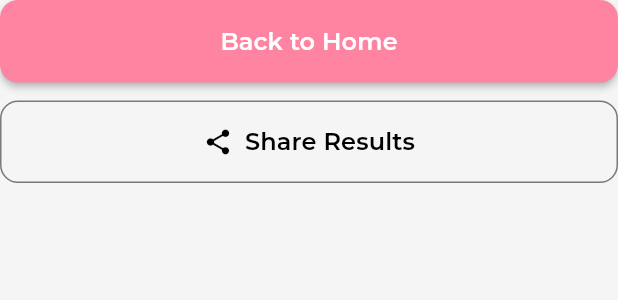
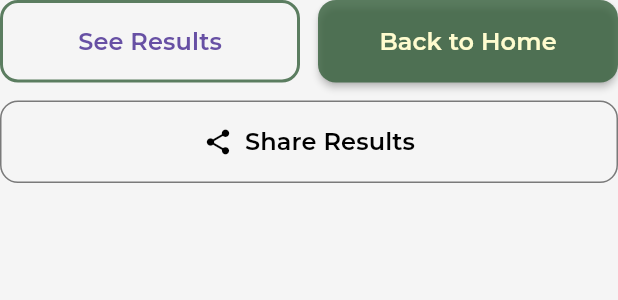
Before and after one commit to susanjong/QuizlyApp_MobileDev, a Flutter app: the _ActionButtons widget shown alone on an empty page, opened directly with empty values, on a phone screen of 412 x 824 dp. Shown: the top 300 px of the screen. Run offline on Flutter 3.47's test engine with Material 3 defaults, Android fonts, the phone set to English and light mode, and no system bars; our stand-ins replace google_fonts; project files that could hold a hidden picture were left out.

Commit message:
feat(ui): implement quiz review screen and update result screen UI

```diff
--- a/lib/screens/result_screen.dart
+++ b/lib/screens/result_screen.dart
@@ -3,6 +3,7 @@ import 'package:google_fonts/google_fonts.dart';
 import 'package:quiz_app/models/question_model.dart';
 import 'package:quiz_app/widgets/darkmode_theme.dart';
 import 'package:quiz_app/routes/app_routes.dart';
+import 'package:quiz_app/screens/quiz_review_screen.dart'; // Import screen baru
 
 class QuizResult {
   final int totalQuestions;
@@ -180,6 +181,10 @@ class ResultScreen extends StatelessWidget {
                       _ActionButtons(
                         themeProvider: themeProvider,
                         result: result,
+                        quizTitle: quizTitle,
+                        questions: questions,
+                        userAnswers: userAnswers,
+                        doubtfulQuestions: doubtfulQuestions,
                       ),
                       const SizedBox(height: 32),
                     ],
@@ -406,24 +411,71 @@ class _StatCard extends StatelessWidget {
 class _ActionButtons extends StatelessWidget {
   final ThemeProvider themeProvider;
   final QuizResult result;
+  final String quizTitle;
+  final List<Question> questions;
+  final Map<int, String> userAnswers;
+  final Set<int> doubtfulQuestions;
 
   const _ActionButtons({
     required this.themeProvider,
     required this.result,
+    required this.quizTitle,
+    required this.questions,
+    required this.userAnswers,
+    required this.doubtfulQuestions,
   });
 
   @override
   Widget build(BuildContext context) {
     return Column(
       children: [
-        SizedBox(
-          width: double.infinity,
+        Row(
+          children: [
+            Expanded(
+              child: ElevatedButton(
+                onPressed: () {
+                  Navigator.push(
+                    context,
+                    MaterialPageRoute(
+                      builder: (context) => QuizReviewScreen(
+                        quizTitle: quizTitle,
+                        questions: questions,
+                        userAnswers: userAnswers,
+                        doubtfulQuestions: doubtfulQuestions,
+                      ),
+                    ),
+                  );
+                },
+                style: ElevatedButton.styleFrom(
+                  backgroundColor: Colors.transparent,
+                  padding: const EdgeInsets.symmetric(vertical: 16),
+                  shape: RoundedRectangleBorder(
+                    borderRadius: BorderRadius.circular(12),
+                    side: BorderSide(
+                      color: const Color(0xCC355F3B),
+                      width: 2,
+                    ),
+                  ),
+                  elevation: 0,
+                ),
+                child: Text(
+                  'See Results',
+                  style: GoogleFonts.montserrat(
+                    fontSize: 16,
+                    fontWeight: FontWeight.w600,
+                    backgroundColor: Colors.transparent,
+                  ),
+                ),
+              ),
+            ),
+            const SizedBox(width: 12),
+            Expanded(
               child: ElevatedButton(
                 onPressed: () {
                   AppRoutes.navigateToHome(context);
                 },
                 style: ElevatedButton.styleFrom(
-              backgroundColor: const Color(0xFFFF84A1),
+                  backgroundColor: const Color(0xCC355F3B),
                   padding: const EdgeInsets.symmetric(vertical: 16),
                   shape: RoundedRectangleBorder(
                     borderRadius: BorderRadius.circular(12),
@@ -435,12 +487,15 @@ class _ActionButtons extends StatelessWidget {
                   style: GoogleFonts.montserrat(
                     fontSize: 16,
                     fontWeight: FontWeight.w600,
-                color: Colors.white,
+                    color: const Color(0xFFFFFCCF),
                   ),
                 ),
               ),
             ),
+          ],
+        ),
         const SizedBox(height: 12),
+        // Share Results Button
         SizedBox(
           width: double.infinity,
           child: OutlinedButton.icon(
@@ -521,7 +576,7 @@ ${result.feedback}
               style: GoogleFonts.montserrat(
                 fontSize: 12,
                 fontWeight: FontWeight.w400,
-                color: Colors.grey,
+                color: Colors.black,
                 fontStyle: FontStyle.italic,
               ),
             ),
@@ -534,6 +589,7 @@ ${result.feedback}
               'Close',
               style: GoogleFonts.montserrat(
                 fontWeight: FontWeight.w600,
+                color: const Color(0xFF616161),
               ),
             ),
           ),
--- a/lib/widgets/featured_challenge_card.dart
+++ b/lib/widgets/daily_challenge_card.dart
@@ -14,7 +14,7 @@ class FeaturedChallengeCard extends StatelessWidget {
       padding: const EdgeInsets.all(18),
       decoration: BoxDecoration(
         gradient: const LinearGradient(
-          colors: [Color(0xFFFFC6DE), Color(0xFFDD84A1)],
+          colors: [Color(0xFFFDF8E8), Color(0xFFCBE3B3)],
           begin: Alignment.topLeft,
           end: Alignment.bottomRight,
         ),
@@ -71,7 +71,7 @@ class FeaturedChallengeCard extends StatelessWidget {
                 ElevatedButton(
                   onPressed: onPressed,
                   style: ElevatedButton.styleFrom(
-                    backgroundColor: const Color(0xFF363434),
+                    backgroundColor: const Color(0xFF355F3B).withValues(alpha: 0.8),
                     foregroundColor: Colors.white,
                     padding:
                     const EdgeInsets.symmetric(horizontal: 20, vertical: 8),
@@ -82,7 +82,7 @@ class FeaturedChallengeCard extends StatelessWidget {
                     minimumSize: const Size(0, 36),
                   ),
                   child: const Text(
-                    'Mulai Sekarang',
+                    'Start now',
                     style: TextStyle(
                       fontWeight: FontWeight.bold,
                       fontSize: 12,
```
Lines whose indentation alone changed are shown as unchanged.
